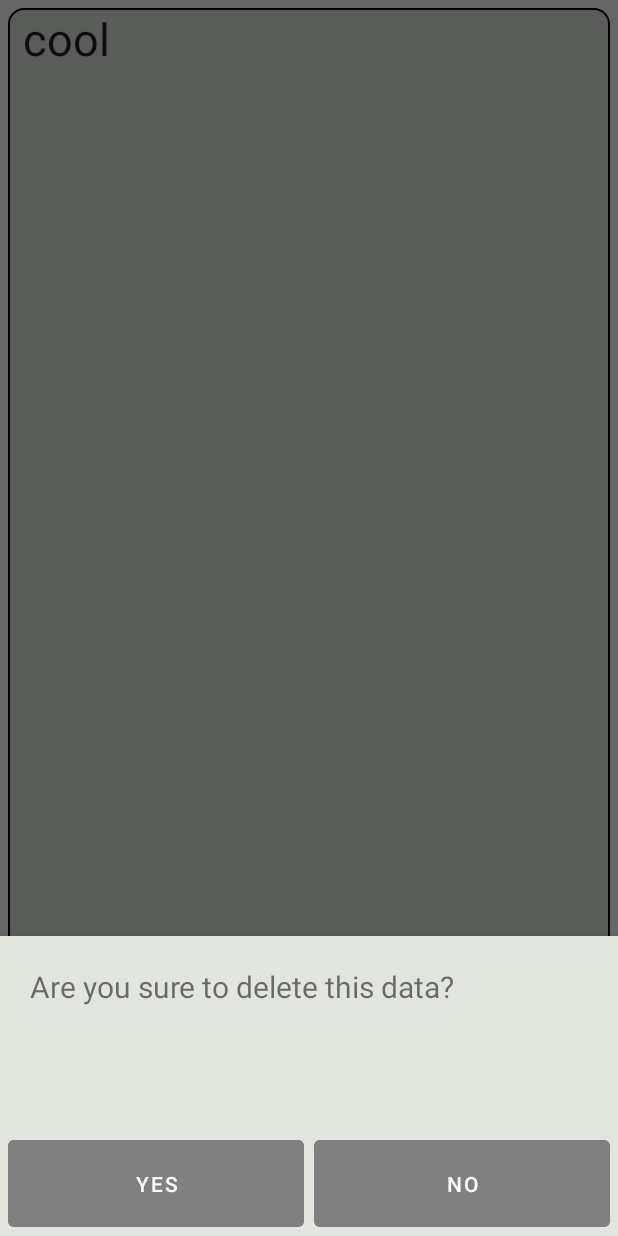
After one commit to kyahaisab/Monitoring-App, an Android app: the fragment ItemListDialogFragment placed in its activity, on a phone screen of 412 x 824 dp. The commit adds this screen. Run offline under Robolectric (Android 15) with nearby library versions, the phone set to English and light mode, and no system bars; our stand-ins replace Room's generated code; 2 statements that could not run were skipped.

Commit message:
added bottomsheet, lambda, improved Note data class,

```diff
--- a/app/build.gradle
+++ b/app/build.gradle
@@ -82,11 +82,16 @@ android {
         // if true, show all locations for an error, do not truncate lists, etc.
         showAll true
     }
+    buildFeatures {
+        viewBinding true
+    }
 
 }
 
 dependencies {
 
+    implementation 'androidx.legacy:legacy-support-v4:1.0.0'
+    implementation 'androidx.recyclerview:recyclerview:1.2.0'
     apply plugin: 'kotlin-android-extensions'
 
     implementation "androidx.appcompat:appcompat:$rootProject.appCompatVersion"
--- a/app/src/main/AndroidManifest.xml
+++ b/app/src/main/AndroidManifest.xml
@@ -16,7 +16,7 @@
         android:supportsRtl="true"
         android:theme="@style/Theme.NotesApp" >
         <activity
-            android:name=".graph.GraphActivity"
+            android:name=".fragments.GraphActivity"
             android:exported="true" />
         <activity
             android:name=".Display"
--- a/app/src/main/java/com/example/notesapp/NoteDao.kt
+++ b/app/src/main/java/com/example/notesapp/NoteDao.kt
@@ -17,4 +17,7 @@ interface NoteDao {
 
     @Query("DELETE FROM notes_table")
     fun deleteAll()
+
+    @Update
+    suspend fun update(note: Note)
 }
--- a/app/src/main/java/com/example/notesapp/NoteRepository.kt
+++ b/app/src/main/java/com/example/notesapp/NoteRepository.kt
@@ -21,4 +21,7 @@ class NoteRepository(private val noteDao: NoteDao) {
     suspend fun deleteAll(){
         noteDao.deleteAll()
     }
+    suspend fun update(note: Note){
+        noteDao.update(note)
+    }
 }
--- a/app/src/main/java/com/example/notesapp/NoteViewModel.kt
+++ b/app/src/main/java/com/example/notesapp/NoteViewModel.kt
@@ -18,7 +18,7 @@ class NoteViewModel(application: Application) : AndroidViewModel(application) {
         allNotes = repository.allNotes
     }
 
-    //17.25 min
+
     fun deleteNote(note: Note) = viewModelScope.launch(Dispatchers.IO) {
         repository.delete(note)
     }
@@ -31,4 +31,7 @@ class NoteViewModel(application: Application) : AndroidViewModel(application) {
         repository.deleteAll()
     }
 
+    fun update(note: Note) = viewModelScope.launch(Dispatchers.IO) {
+        repository.update(note)
+    }
 }
--- a/app/src/main/java/com/example/notesapp/graph/GraphActivity.kt
+++ b/app/src/main/java/com/example/notesapp/fragments/GraphActivity.kt
@@ -1,4 +1,4 @@
-package com.example.notesapp.graph
+package com.example.notesapp.fragments
 
 import android.content.Context
 import android.content.Intent
--- /dev/null
+++ b/app/src/main/java/com/example/notesapp/fragments/ItemListDialogFragment.kt
@@ -0,0 +1,47 @@
+package com.example.notesapp.fragments
+
+import android.os.Bundle
+import android.view.LayoutInflater
+import android.view.View
+import android.view.ViewGroup
+import com.example.notesapp.R
+import com.example.notesapp.fragments.ClearDialogFragment.Companion.NO
+import com.example.notesapp.fragments.ClearDialogFragment.Companion.YES
+import com.google.android.material.bottomsheet.BottomSheetDialogFragment
+import kotlinx.android.synthetic.main.fragment_item_list_dialog_list_dialog.*
+
+const val ARG_ITEM_COUNT = "item_count"
+
+class ItemListDialogFragment : BottomSheetDialogFragment() {
+    var fListener: ((String) -> Unit)? = null
+
+    override fun onCreateView(
+        inflater: LayoutInflater, container: ViewGroup?,
+        savedInstanceState: Bundle?
+    ): View? {
+        return inflater.inflate(R.layout.fragment_item_list_dialog_list_dialog, container, false)
+    }
+
+
+    override fun onViewCreated(view: View, savedInstanceState: Bundle?) {
+        super.onViewCreated(view, savedInstanceState)
+        deleteYes.setOnClickListener {
+            fListener?.invoke(YES)
+
+        }
+        deleteNo.setOnClickListener {
+            fListener?.invoke(NO)
+            super.dismiss()
+        }
+    }
+
+    companion object {
+        fun newInstance(itemCount: Int): ItemListDialogFragment =
+            ItemListDialogFragment().apply {
+                arguments = Bundle().apply {
+                    putInt(ARG_ITEM_COUNT, itemCount)
+                }
+            }
+
+    }
+}
--- /dev/null
+++ b/app/src/main/res/drawable/top_curved.xml
@@ -0,0 +1,22 @@
+<?xml version="1.0" encoding="utf-8"?>
+<shape xmlns:android="http://schemas.android.com/apk/res/android"
+    android:shape="rectangle" >
+
+    <!-- View background color -->
+    <solid
+        android:color="@color/color" >
+    </solid>
+
+    <!-- View border color and width -->
+    <stroke
+        android:width="1dp"
+        android:color="@color/black" >
+    </stroke>
+
+    <!-- The radius makes the corners rounded -->
+    <corners
+        android:topLeftRadius="10dp"
+        android:topRightRadius="10dp">
+    </corners>
+
+</shape>
--- a/app/src/main/res/layout/activity_display.xml
+++ b/app/src/main/res/layout/activity_display.xml
@@ -4,20 +4,48 @@
     xmlns:tools="http://schemas.android.com/tools"
     android:layout_width="match_parent"
     android:layout_height="match_parent"
+    android:layout_marginTop="5dp"
     tools:context=".Display">
 
-    <TextView
+    <EditText
         android:id="@+id/twDispaly"
         android:layout_width="match_parent"
-        android:layout_height="match_parent"
-        android:background="@drawable/bordered"
+        android:layout_height="0dp"
+        android:background="@drawable/top_curved"
         android:text="cool"
-        android:padding="@dimen/padding"
+        android:paddingStart="10dp"
+        android:paddingEnd="10dp"
         android:textSize="30sp"
         android:scrollbars="vertical"
+        android:gravity="top"
+        android:layout_marginTop="0dp"
+        android:layout_marginStart="5dp"
+        android:layout_marginEnd="5dp"
+        app:layout_constraintStart_toStartOf="parent"
+        app:layout_constraintEnd_toEndOf="parent"
+        app:layout_constraintTop_toTopOf="parent"
+        app:layout_constraintBottom_toTopOf="@id/deleteD"/>
+
+    <Button
+        android:id="@+id/deleteD"
+        android:layout_width="0dp"
+        android:layout_height="70dp"
         android:layout_margin="5dp"
+        android:text="DELETE"
+        android:backgroundTint="@color/button_color"
+        app:layout_constraintEnd_toStartOf="@id/updateD"
         app:layout_constraintStart_toStartOf="parent"
-        app:layout_constraintTop_toTopOf="parent"
-        app:layout_constraintEnd_toEndOf="parent"/>
+        app:layout_constraintBottom_toBottomOf="parent"/>
+
+    <Button
+        android:id="@+id/updateD"
+        android:layout_margin="5dp"
+        android:layout_width="0dp"
+        android:layout_height="70dp"
+        android:text="UPDATE"
+        android:backgroundTint="@color/button_color"
+        app:layout_constraintStart_toEndOf="@id/deleteD"
+        app:layout_constraintEnd_toEndOf="parent"
+        app:layout_constraintBottom_toBottomOf="parent"/>
 
 </androidx.constraintlayout.widget.ConstraintLayout>
--- a/app/src/main/res/layout/activity_graph.xml
+++ b/app/src/main/res/layout/activity_graph.xml
@@ -4,7 +4,7 @@
     xmlns:tools="http://schemas.android.com/tools"
     android:layout_width="match_parent"
     android:layout_height="match_parent"
-    tools:context=".graph.GraphActivity">
+    tools:context=".fragments.GraphActivity">
 
     <com.jjoe64.graphview.GraphView
         android:id="@+id/graphView"
--- a/app/src/main/res/layout/activity_main.xml
+++ b/app/src/main/res/layout/activity_main.xml
@@ -52,7 +52,7 @@
         android:layout_marginStart="8dp"
         android:layout_marginTop="10dp"
         android:layout_marginEnd="8dp"
-        android:background="@drawable/bordered"
+        android:background="@drawable/top_curved"
         android:paddingLeft="@dimen/padding"
         android:paddingTop="5dp"
         android:paddingEnd="@dimen/padding"
--- /dev/null
+++ b/app/src/main/res/layout/fragment_item_list_dialog_list_dialog.xml
@@ -0,0 +1,50 @@
+<androidx.constraintlayout.widget.ConstraintLayout xmlns:android="http://schemas.android.com/apk/res/android"
+    xmlns:app="http://schemas.android.com/apk/res-auto"
+    xmlns:tools="http://schemas.android.com/tools"
+    android:layout_width="match_parent"
+    android:layout_height="match_parent"
+    tools:context=".Display">
+
+    <TextView
+        android:id="@+id/fragmentText"
+        android:layout_width="match_parent"
+        android:layout_height="200dp"
+        android:background="@color/color"
+        android:gravity="top"
+        android:paddingStart="20dp"
+        android:paddingTop="20dp"
+        android:scrollbars="vertical"
+        android:text="@string/are_you_sure_to_delete_this_data"
+        android:textSize="20sp"
+        app:layout_constraintBottom_toBottomOf="parent"
+        app:layout_constraintEnd_toEndOf="parent"
+        app:layout_constraintStart_toStartOf="parent" />
+
+    <Button
+        android:id="@+id/deleteYes"
+        android:layout_width="0dp"
+        android:layout_height="70dp"
+        android:layout_marginStart="5dp"
+        android:layout_marginEnd="3dp"
+        android:backgroundTint="@color/button_color"
+        android:text="@string/yes"
+        android:textColor="@color/white"
+        app:layout_constraintBottom_toBottomOf="parent"
+        app:layout_constraintEnd_toStartOf="@id/deleteNo"
+        app:layout_constraintStart_toStartOf="parent" />
+
+    <Button
+        android:id="@+id/deleteNo"
+        android:layout_width="0dp"
+        android:layout_height="70dp"
+        android:layout_marginStart="3dp"
+        android:layout_marginEnd="5dp"
+        android:backgroundTint="@color/button_color"
+        android:text="@string/no"
+        android:textColor="@color/white"
+        app:layout_constraintBottom_toBottomOf="parent"
+        app:layout_constraintEnd_toEndOf="parent"
+        app:layout_constraintStart_toEndOf="@id/deleteYes" />
+
+
+</androidx.constraintlayout.widget.ConstraintLayout>
--- a/app/src/main/res/values/dimens.xml
+++ b/app/src/main/res/values/dimens.xml
@@ -1,4 +1,6 @@
 <?xml version="1.0" encoding="utf-8"?>
 <resources>
     <dimen name="padding">10dp</dimen>
+    <dimen name="list_item_spacing">16dp</dimen>
+    <dimen name="list_item_spacing_half">8dp</dimen>
 </resources>
--- a/app/src/main/res/values/strings.xml
+++ b/app/src/main/res/values/strings.xml
@@ -3,4 +3,7 @@
     <string name="enter_your_notes_here">Enter Your Notes HERE</string>
     <string name="sagar">Sagar</string>
     <string name="clear">CLEAR</string>
+    <string name="are_you_sure_to_delete_this_data">Are you sure to delete this data?</string>
+    <string name="yes">YES</string>
+    <string name="no">NO</string>
 </resources>
--- a/settings.gradle
+++ b/settings.gradle
@@ -8,3 +8,4 @@ dependencyResolutionManagement {
 }
 rootProject.name = "NotesApp"
 include ':app'
+include ':app:freewrapper'
```
Also changed, not shown: app/src/main/java/com/example/notesapp/Display.kt (+40 -7 lines), app/src/main/java/com/example/notesapp/MainActivity.kt (+5 -6 lines), app/src/main/java/com/example/notesapp/Note.kt (+11 -1 lines), app/src/main/java/com/example/notesapp/fragments/ClearDialogFragment.kt (renamed from app/src/main/java/com/example/notesapp/graph/ClearDialogFragment.kt, +11 -1 lines).
